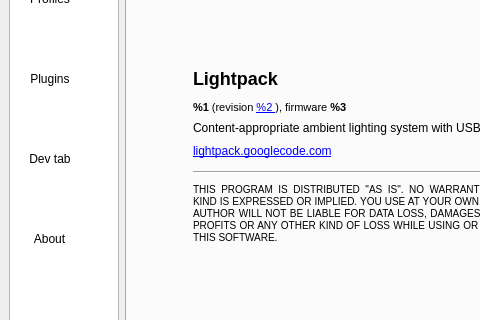
Before: the Qt Designer form Software/src/SettingsWindow.ui in Atarity/Lightpack, drawn with Qt 5; both pictures show x 0 to 480 and y 178 to 498 of the 608 by 620 pixel window.
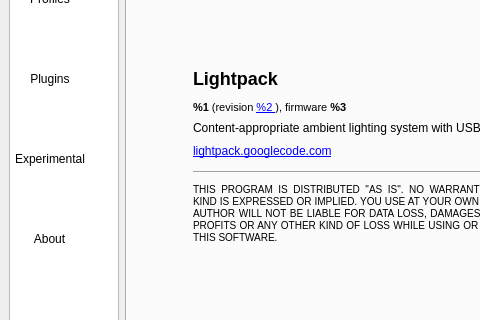
After: the same form once the commit is applied. The open tabs and pages were chosen to show the change. Icons and pictures are not drawn. Custom widgets are drawn as their Qt base class.

```diff
--- a/Software/src/SettingsWindow.ui
+++ b/Software/src/SettingsWindow.ui
@@ -55,7 +55,7 @@
       </property>
       <property name="maximumSize">
        <size>
-        <width>110</width>
+        <width>100</width>
         <height>16777215</height>
        </size>
       </property>
@@ -133,7 +133,7 @@
       </item>
       <item>
        <property name="text">
-        <string>Dev tab</string>
+        <string>Experimental</string>
        </property>
        <property name="icon">
         <iconset resource="../res/LightpackResources.qrc">
```
Left out of the diff: 128 changed lines with no effect on the pictures.
